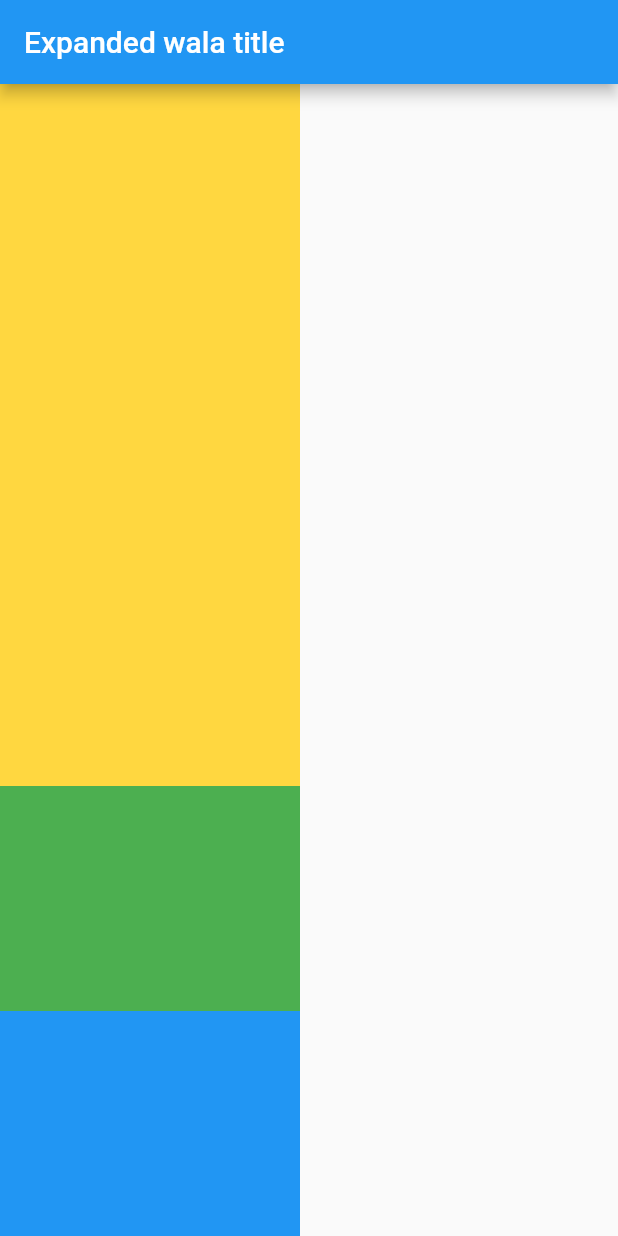
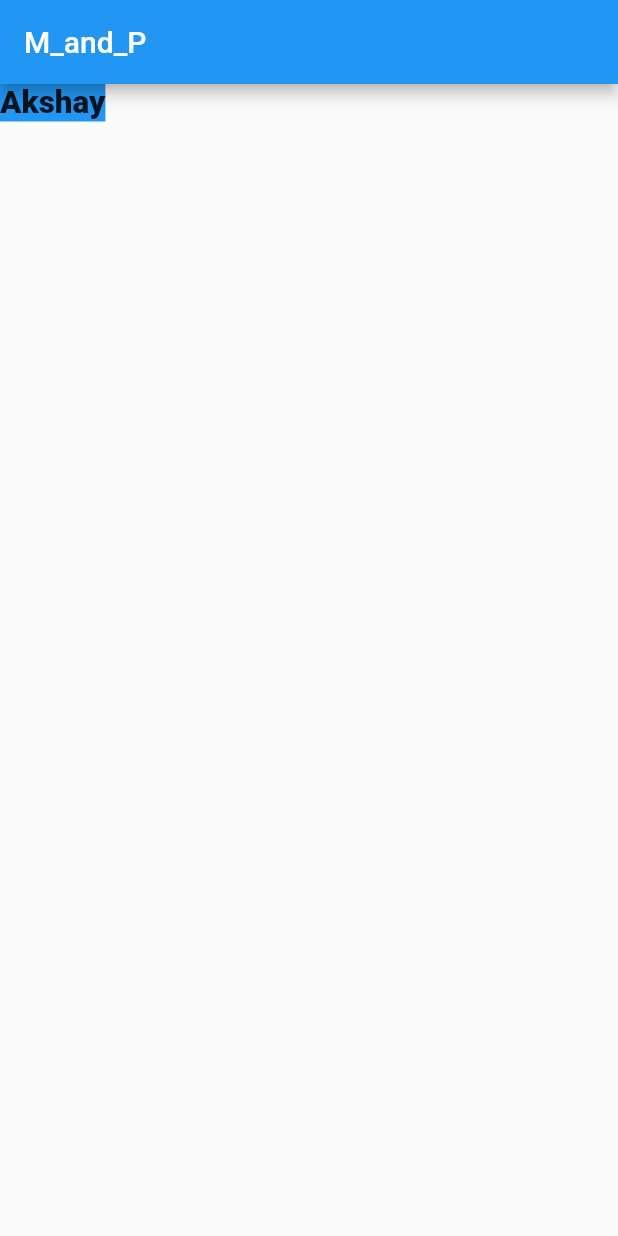
Before and after one commit to panditakshay402/Flutter, a Flutter app: the screen it shows after launch, on a phone screen of 412 x 824 dp. Run offline on Flutter 3.47's test engine with Material 2 defaults, Android fonts, the phone set to English and light mode, and no system bars.

Commit message:
MarginAndPadding.dart

```diff
--- /dev/null
+++ b/lib/MarginAndPadding.dart
@@ -0,0 +1,22 @@
+import 'package:flutter/cupertino.dart';
+import 'package:flutter/material.dart';
+
+class MarginAndPadding extends StatelessWidget {
+  const MarginAndPadding({Key? key}) : super(key: key);
+
+  @override
+  Widget build(BuildContext context) {
+    return Scaffold(
+      appBar: AppBar(
+        title: Text("M_and_P"),
+      ),
+      body: Container(
+        color: Colors.blue,
+        child: Text(
+          "Akshay",
+          style: TextStyle(fontWeight: FontWeight.w800, fontSize: 21),
+        ),
+      ),
+    );
+  }
+}
--- a/lib/main.dart
+++ b/lib/main.dart
@@ -1,5 +1,6 @@
 import 'package:flutter/cupertino.dart';
 import 'package:flutter/material.dart';
+import 'package:flutter_1/MarginAndPadding.dart';
 import 'package:flutter_1/practise.dart';
 
 void main() {
@@ -14,7 +15,7 @@ class myapp extends StatelessWidget {
     return MaterialApp(
       title: "hii boi",
       debugShowCheckedModeBanner: false,
-      home: dashb(),
+      home: MarginAndPadding(),
     );
   }
 }
```
